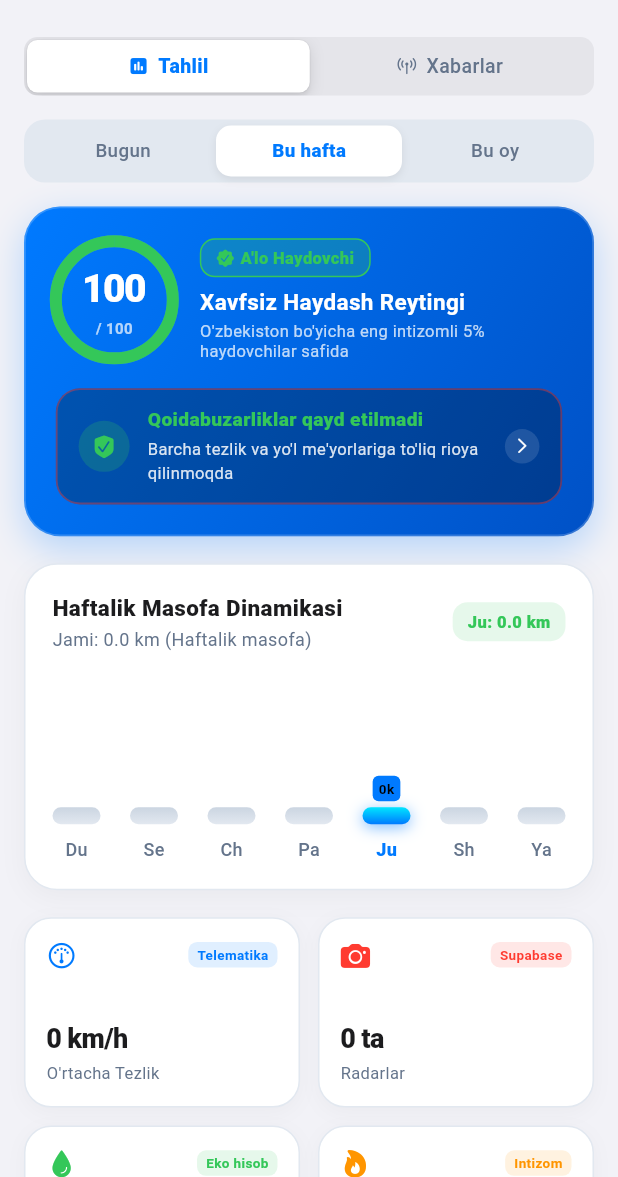
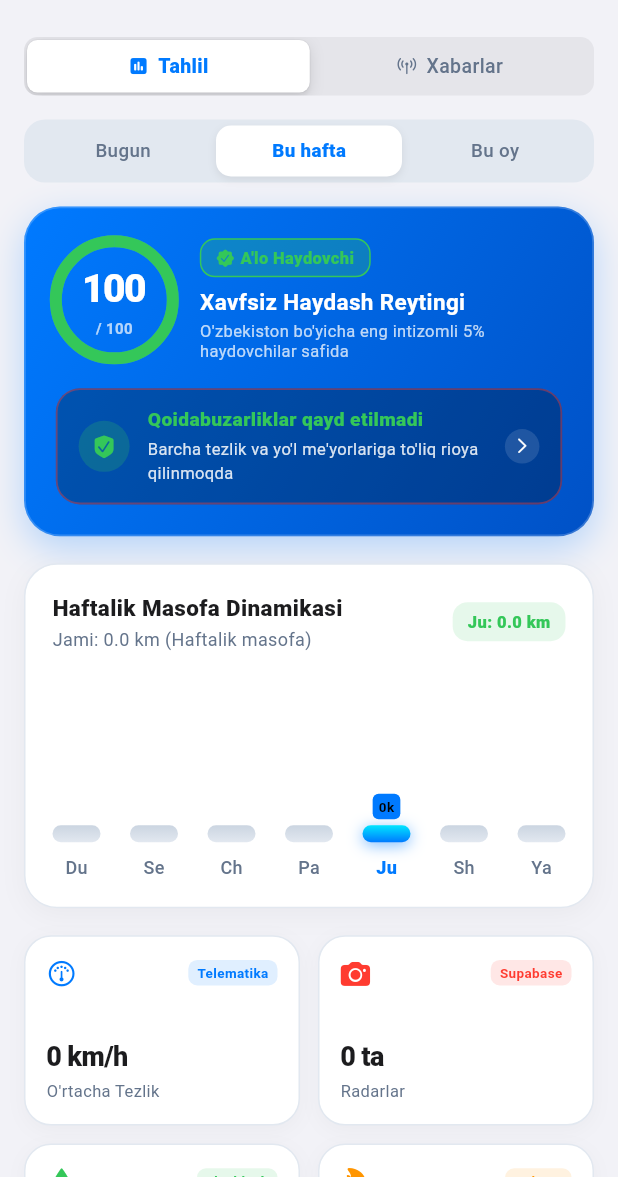
Before and after one commit to yusufjonovbitcoin-a11y/navigator, a Flutter app: the ReportsScreen screen opened directly, on a phone screen of 412 x 824 dp, the part 59-1236 px from its top. Run offline on Flutter 3.47's test engine with Material 3 defaults, Android fonts, the phone set to English and light mode, and no system bars; our stand-ins replace dio, flutter_animate, flutter_map, flutter_riverpod, flutter_tts, geolocator and 5 more; accounts and stored records are empty.

Commit message:
fix: tahlil ekranidagi 1px RenderFlex sariq-qora overflow xatosini to'g'irlash

```diff
--- a/lib/features/reports/presentation/widgets/driving_analytics_report_view.dart
+++ b/lib/features/reports/presentation/widgets/driving_analytics_report_view.dart
@@ -351,7 +351,7 @@
 
               // Bar Chart Row
               SizedBox(
-                height: 120,
+                height: 132,
                 child: Row(
                   mainAxisAlignment: MainAxisAlignment.spaceBetween,
                   crossAxisAlignment: CrossAxisAlignment.end,
```
